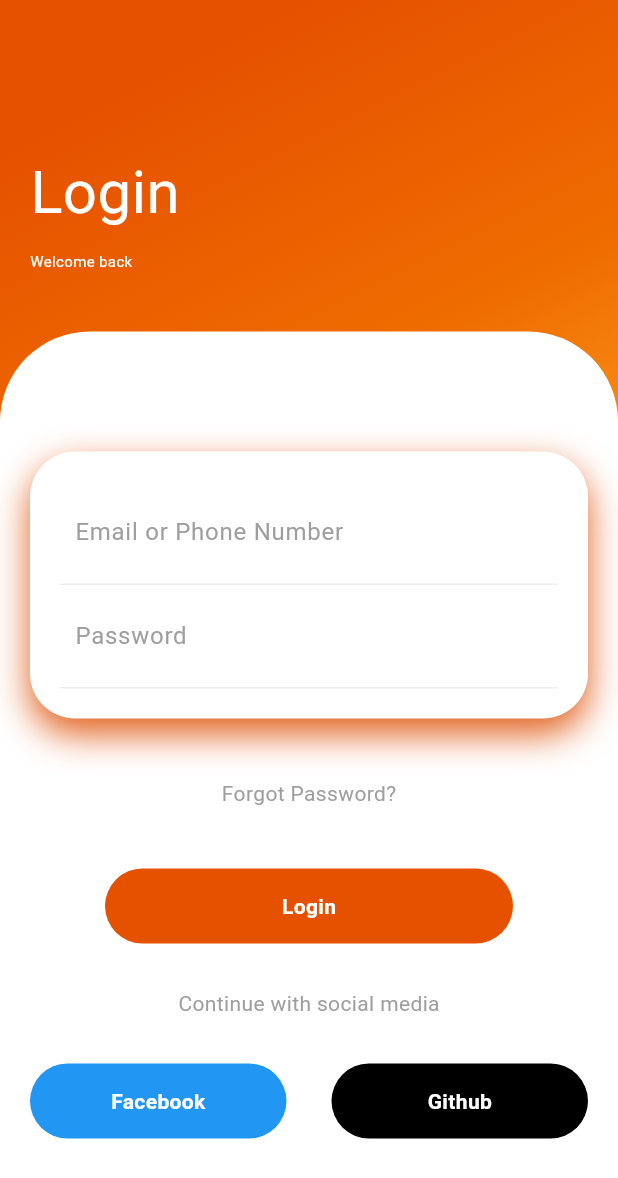
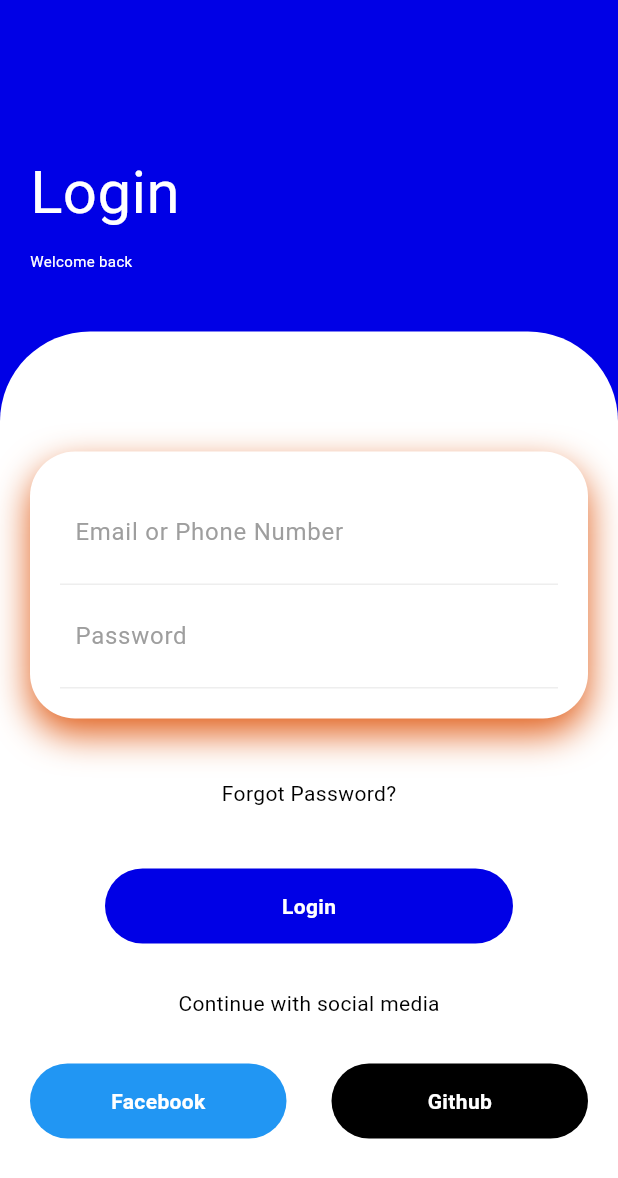
Before and after one commit to ras-blue/Flutter_Login_UI, a Flutter app: the screen it shows after launch, on a phone screen of 412 x 824 dp. Shown: the top 1178 px of the screen. Run offline on Flutter 3.47's test engine with Material 3 defaults, Android fonts, the phone set to English and light mode, and no system bars.

Commit message:
update UI

```diff
--- a/lib/main.dart
+++ b/lib/main.dart
@@ -17,9 +17,9 @@ class HomePage extends StatelessWidget {
           gradient: LinearGradient(
             begin: Alignment.topCenter,
             colors: [
-              Colors.orange[900]!,
-              Colors.orange[800]!,
-              Colors.orange[400]!
+              Color.fromARGB(255, 0, 0, 230),
+              Color.fromARGB(255, 0, 0, 230),
+              Color.fromARGB(255, 0, 0, 230),
             ],
           ),
         ),
@@ -135,7 +135,7 @@ class HomePage extends StatelessWidget {
                         ),
                         Text(
                           'Forgot Password?',
-                          style: TextStyle(color: Colors.grey),
+                          style: TextStyle(color: Colors.black),
                         ),
                         SizedBox(
                           height: 40,
@@ -145,7 +145,7 @@ class HomePage extends StatelessWidget {
                           margin: EdgeInsets.symmetric(horizontal: 50),
                           decoration: BoxDecoration(
                             borderRadius: BorderRadius.circular(50),
-                            color: Colors.orange[900],
+                            color: const Color.fromARGB(255, 0, 0, 230),
                           ),
                           child: Center(
                             child: Text(
@@ -163,7 +163,7 @@ class HomePage extends StatelessWidget {
                         Text(
                           'Continue with social media',
                           style: TextStyle(
-                            color: Colors.grey,
+                            color: Colors.black,
                           ),
                         ),
                         SizedBox(
```
